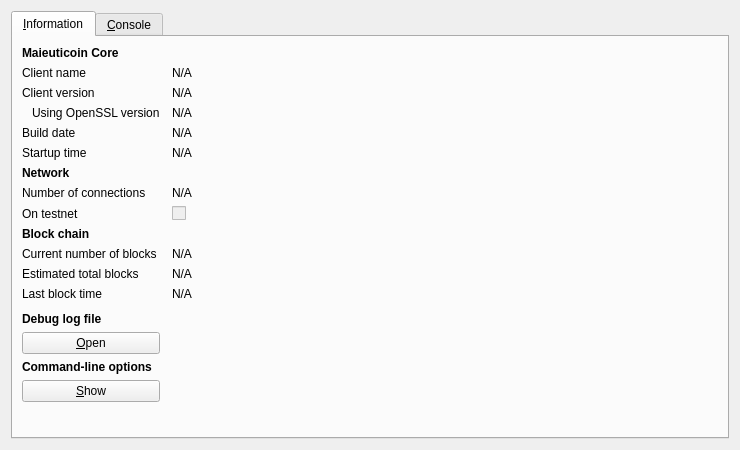
Before: the Qt Designer form src/qt/forms/rpcconsole.ui in C2MMXIV/MMXIV, drawn with Qt 5.
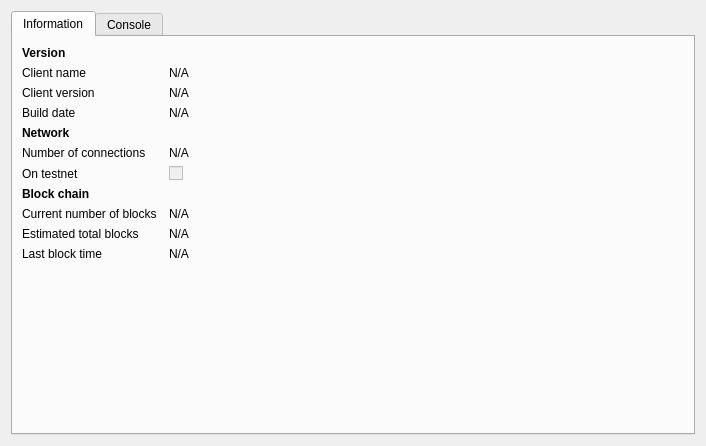
After: the same form once the commit is applied. Icons and pictures are not drawn.

Patch:
```diff
--- a/src/qt/forms/rpcconsole.ui
+++ b/src/qt/forms/rpcconsole.ui
@@ -6,8 +6,8 @@
    <rect>
     <x>0</x>
     <y>0</y>
-    <width>740</width>
-    <height>450</height>
+    <width>706</width>
+    <height>446</height>
    </rect>
   </property>
   <property name="windowTitle">
@@ -21,25 +21,12 @@
      </property>
      <widget class="QWidget" name="tab_info">
       <attribute name="title">
-       <string>&amp;Information</string>
+       <string>Information</string>
       </attribute>
       <layout class="QGridLayout" name="gridLayout" columnstretch="0,1">
        <property name="horizontalSpacing">
         <number>12</number>
        </property>
-       <item row="0" column="0">
-        <widget class="QLabel" name="label_9">
-         <property name="font">
-          <font>
-           <weight>75</weight>
-           <bold>true</bold>
-          </font>
-         </property>
-         <property name="text">
-          <string>Maieuticoin Core</string>
-         </property>
-        </widget>
-       </item>
        <item row="1" column="0">
         <widget class="QLabel" name="label_5">
          <property name="text">
@@ -86,79 +73,20 @@
          </property>
         </widget>
        </item>
-       <item row="3" column="0">
-        <widget class="QLabel" name="label_14">
-         <property name="text">
-          <string>Using OpenSSL version</string>
+       <item row="0" column="0">
+        <widget class="QLabel" name="label_9">
+         <property name="font">
+          <font>
+           <weight>75</weight>
+           <bold>true</bold>
+          </font>
          </property>
-         <property name="indent">
-          <number>10</number>
-         </property>
-        </widget>
-       </item>
-       <item row="3" column="1">
-        <widget class="QLabel" name="openSSLVersion">
-         <property name="cursor">
-          <cursorShape>IBeamCursor</cursorShape>
-         </property>
          <property name="text">
-          <string>N/A</string>
-         </property>
-         <property name="textFormat">
-          <enum>Qt::PlainText</enum>
-         </property>
-         <property name="textInteractionFlags">
-          <set>Qt::LinksAccessibleByMouse|Qt::TextSelectableByKeyboard|Qt::TextSelectableByMouse</set>
+          <string>Version</string>
          </property>
         </widget>
        </item>
        <item row="4" column="0">
-        <widget class="QLabel" name="label_12">
-         <property name="text">
-          <string>Build date</string>
-         </property>
-        </widget>
-       </item>
-       <item row="4" column="1">
-        <widget class="QLabel" name="buildDate">
-         <property name="cursor">
-          <cursorShape>IBeamCursor</cursorShape>
-         </property>
-         <property name="text">
-          <string>N/A</string>
-         </property>
-         <property name="textFormat">
-          <enum>Qt::PlainText</enum>
-         </property>
-         <property name="textInteractionFlags">
-          <set>Qt::LinksAccessibleByMouse|Qt::TextSelectableByKeyboard|Qt::TextSelectableByMouse</set>
-         </property>
-        </widget>
-       </item>
-       <item row="5" column="0">
-        <widget class="QLabel" name="label_13">
-         <property name="text">
-          <string>Startup time</string>
-         </property>
-        </widget>
-       </item>
-       <item row="5" column="1">
-        <widget class="QLabel" name="startupTime">
-         <property name="cursor">
-          <cursorShape>IBeamCursor</cursorShape>
-         </property>
-         <property name="text">
-          <string>N/A</string>
-         </property>
-         <property name="textFormat">
-          <enum>Qt::PlainText</enum>
-         </property>
-         <property name="textInteractionFlags">
-          <set>Qt::LinksAccessibleByMouse|Qt::TextSelectableByKeyboard|Qt::TextSelectableByMouse</set>
-         </property>
-        </widget>
-       </item>
-       <item row="6" column="0">
         <widget class="QLabel" name="label_11">
          <property name="font">
           <font>
@@ -171,14 +99,14 @@
          </property>
         </widget>
        </item>
-       <item row="7" column="0">
+       <item row="5" column="0">
         <widget class="QLabel" name="label_7">
          <property name="text">
           <string>Number of connections</string>
          </property>
         </widget>
        </item>
-       <item row="7" column="1">
+       <item row="5" column="1">
         <widget class="QLabel" name="numberOfConnections">
          <property name="cursor">
           <cursorShape>IBeamCursor</cursorShape>
@@ -194,14 +122,14 @@
          </property>
         </widget>
        </item>
-       <item row="8" column="0">
+       <item row="6" column="0">
         <widget class="QLabel" name="label_8">
          <property name="text">
           <string>On testnet</string>
          </property>
         </widget>
        </item>
-       <item row="8" column="1">
+       <item row="6" column="1">
         <widget class="QCheckBox" name="isTestNet">
          <property name="enabled">
           <bool>false</bool>
@@ -211,7 +139,7 @@
          </property>
         </widget>
        </item>
-       <item row="9" column="0">
+       <item row="7" column="0">
         <widget class="QLabel" name="label_10">
          <property name="font">
           <font>
@@ -224,14 +152,14 @@
          </property>
         </widget>
        </item>
-       <item row="10" column="0">
+       <item row="8" column="0">
         <widget class="QLabel" name="label_3">
          <property name="text">
           <string>Current number of blocks</string>
          </property>
         </widget>
        </item>
-       <item row="10" column="1">
+       <item row="8" column="1">
         <widget class="QLabel" name="numberOfBlocks">
          <property name="cursor">
           <cursorShape>IBeamCursor</cursorShape>
@@ -247,14 +175,14 @@
          </property>
         </widget>
        </item>
-       <item row="11" column="0">
+       <item row="9" column="0">
         <widget class="QLabel" name="label_4">
          <property name="text">
           <string>Estimated total blocks</string>
          </property>
         </widget>
        </item>
-       <item row="11" column="1">
+       <item row="9" column="1">
         <widget class="QLabel" name="totalBlocks">
          <property name="cursor">
           <cursorShape>IBeamCursor</cursorShape>
@@ -270,14 +198,14 @@
          </property>
         </widget>
        </item>
-       <item row="12" column="0">
+       <item row="10" column="0">
         <widget class="QLabel" name="label_2">
          <property name="text">
           <string>Last block time</string>
          </property>
         </widget>
        </item>
-       <item row="12" column="1">
+       <item row="10" column="1">
         <widget class="QLabel" name="lastBlockTime">
          <property name="cursor">
           <cursorShape>IBeamCursor</cursorShape>
@@ -293,72 +221,7 @@
          </property>
         </widget>
        </item>
-       <item row="13" column="0">
-        <spacer name="verticalSpacer_2">
-         <property name="orientation">
-          <enum>Qt::Vertical</enum>
-         </property>
-         <property name="sizeHint" stdset="0">
-          <size>
-           <width>20</width>
-           <height>20</height>
-          </size>
-         </property>
-        </spacer>
-       </item>
-       <item row="14" column="0">
-        <widget class="QLabel" name="labelDebugLogfile">
-         <property name="font">
-          <font>
-           <weight>75</weight>
-           <bold>true</bold>
-          </font>
-         </property>
-         <property name="text">
-          <string>Debug log file</string>
-         </property>
-        </widget>
-       </item>
-       <item row="15" column="0">
-        <widget class="QPushButton" name="openDebugLogfileButton">
-         <property name="toolTip">
-          <string>Open the Maieuticoin debug log file from the current data directory. This can take a few seconds for large log files.</string>
-         </property>
-         <property name="text">
-          <string>&amp;Open</string>
-         </property>
-         <property name="autoDefault">
-          <bool>false</bool>
-         </property>
-        </widget>
-       </item>
-       <item row="16" column="0">
-        <widget class="QLabel" name="labelCLOptions">
-         <property name="font">
-          <font>
-           <weight>75</weight>
-           <bold>true</bold>
-          </font>
-         </property>
-         <property name="text">
-          <string>Command-line options</string>
-         </property>
-        </widget>
-       </item>
-       <item row="17" column="0">
-        <widget class="QPushButton" name="showCLOptionsButton">
-         <property name="toolTip">
-          <string>Show the Maieuticoin-Qt help message to get a list with possible Maieuticoin command-line options.</string>
-         </property>
-         <property name="text">
-          <string>&amp;Show</string>
-         </property>
-         <property name="autoDefault">
-          <bool>false</bool>
-         </property>
-        </widget>
-       </item>
-       <item row="18" column="0">
+       <item row="11" column="0">
         <spacer name="verticalSpacer">
          <property name="orientation">
           <enum>Qt::Vertical</enum>
@@ -371,11 +234,25 @@
          </property>
         </spacer>
        </item>
+       <item row="3" column="0">
+        <widget class="QLabel" name="label_12">
+         <property name="text">
+          <string>Build date</string>
+         </property>
+        </widget>
+       </item>
+       <item row="3" column="1">
+        <widget class="QLabel" name="buildDate">
+         <property name="text">
+          <string>N/A</string>
+         </property>
+        </widget>
+       </item>
       </layout>
      </widget>
      <widget class="QWidget" name="tab_console">
       <attribute name="title">
-       <string>&amp;Console</string>
+       <string>Console</string>
       </attribute>
       <layout class="QVBoxLayout" name="verticalLayout_3">
        <property name="spacing">
```
Left out of the diff: 22 changed lines with no effect on the pictures.
